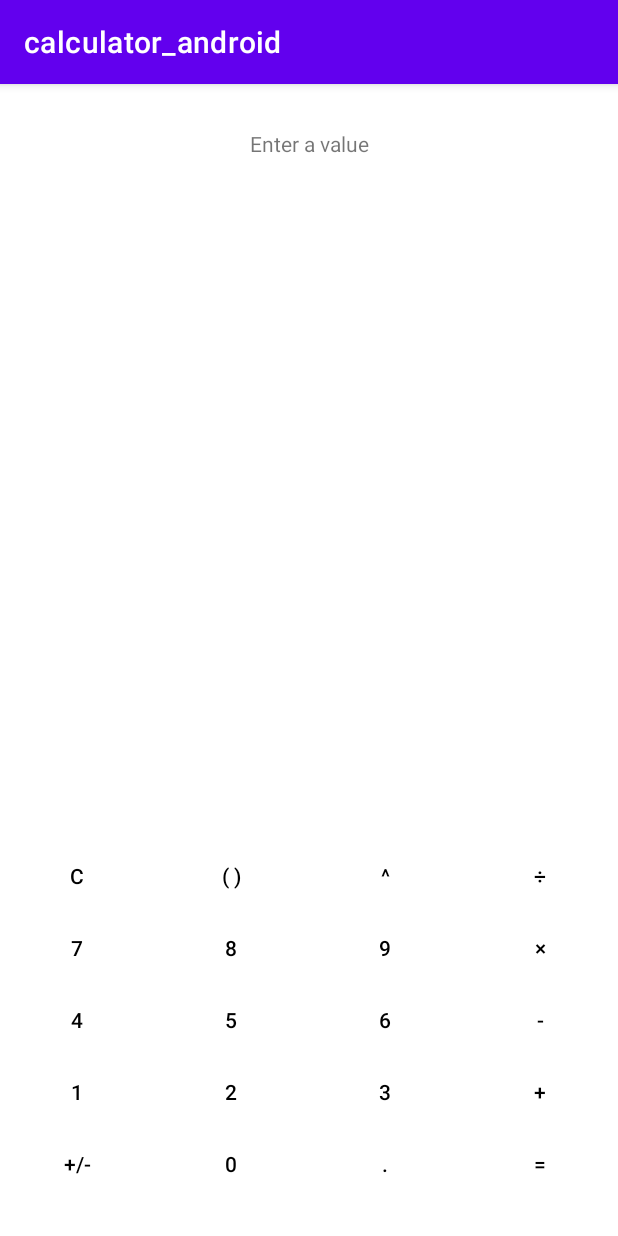
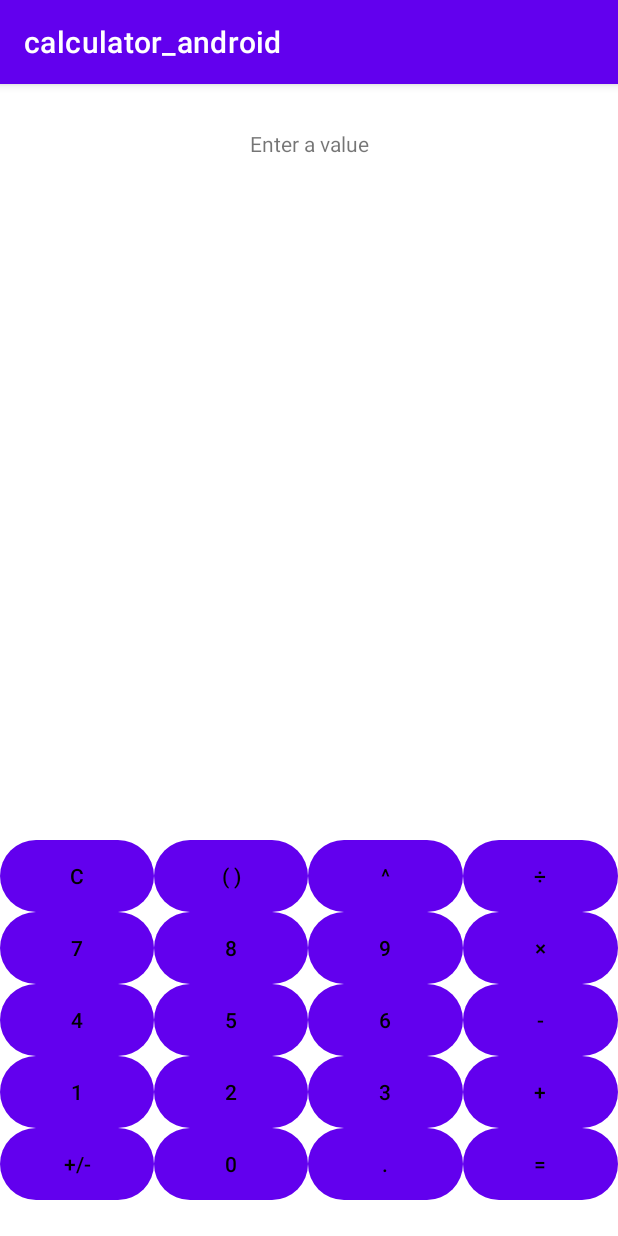
Before and after one commit to shubhamagrawal6/calculator_android, an Android app: the screen it shows after launch (MainActivity), on a phone screen of 412 x 824 dp. Run offline under Robolectric (Android 15) with nearby library versions, the phone set to English and light mode, and no system bars.

Commit message:
button background added

```diff
--- /dev/null
+++ b/app/src/main/res/drawable/circle.xml
@@ -0,0 +1,13 @@
+<?xml version="1.0" encoding="utf-8"?>
+<selector xmlns:android="http://schemas.android.com/apk/res/android">
+
+    <item>
+        <shape android:shape="rectangle">
+            <corners android:radius="1000dp" />
+            <solid android:color="#263238" />
+
+        </shape>
+    </item>
+
+
+</selector>
--- a/app/src/main/res/layout/activity_main.xml
+++ b/app/src/main/res/layout/activity_main.xml
@@ -45,7 +45,8 @@
                 android:layout_width="0dp"
                 android:layout_height="wrap_content"
                 android:layout_weight="1"
-                android:text="@string/clear" />
+                android:text="@string/clear"
+                android:background="@drawable/circle" />
 
             <Button
                 android:id="@+id/parenthesesBTN"
@@ -53,6 +54,7 @@
                 android:layout_width="0dp"
                 android:layout_height="wrap_content"
                 android:layout_weight="1"
+                android:background="@drawable/circle"
                 android:text="@string/parentheses" />
 
             <Button
@@ -61,6 +63,7 @@
                 android:layout_width="0dp"
                 android:layout_height="wrap_content"
                 android:layout_weight="1"
+                android:background="@drawable/circle"
                 android:text="@string/exponent" />
 
             <Button
@@ -69,7 +72,9 @@
                 android:layout_width="0dp"
                 android:layout_height="wrap_content"
                 android:layout_weight="1"
+                android:background="@drawable/circle"
                 android:text="@string/divide" />
+
         </TableRow>
 
         <TableRow
@@ -82,6 +87,7 @@
                 android:layout_width="0dp"
                 android:layout_height="wrap_content"
                 android:layout_weight="1"
+                android:background="@drawable/circle"
                 android:text="@string/seven" />
 
             <Button
@@ -90,6 +96,7 @@
                 android:layout_width="0dp"
                 android:layout_height="wrap_content"
                 android:layout_weight="1"
+                android:background="@drawable/circle"
                 android:text="@string/eight" />
 
             <Button
@@ -98,6 +105,7 @@
                 android:layout_width="0dp"
                 android:layout_height="wrap_content"
                 android:layout_weight="1"
+                android:background="@drawable/circle"
                 android:text="@string/nine" />
 
             <Button
@@ -106,7 +114,9 @@
                 android:layout_width="0dp"
                 android:layout_height="wrap_content"
                 android:layout_weight="1"
+                android:background="@drawable/circle"
                 android:text="@string/multiply" />
+
         </TableRow>
 
         <TableRow
@@ -119,6 +129,7 @@
                 android:layout_width="0dp"
                 android:layout_height="wrap_content"
                 android:layout_weight="1"
+                android:background="@drawable/circle"
                 android:text="@string/four" />
 
             <Button
@@ -127,6 +138,7 @@
                 android:layout_width="0dp"
                 android:layout_height="wrap_content"
                 android:layout_weight="1"
+                android:background="@drawable/circle"
                 android:text="@string/five" />
 
             <Button
@@ -135,6 +147,7 @@
                 android:layout_width="0dp"
                 android:layout_height="wrap_content"
                 android:layout_weight="1"
+                android:background="@drawable/circle"
                 android:text="@string/six" />
 
             <Button
@@ -143,7 +156,9 @@
                 android:layout_width="0dp"
                 android:layout_height="wrap_content"
                 android:layout_weight="1"
+                android:background="@drawable/circle"
                 android:text="@string/subtract" />
+
         </TableRow>
 
         <TableRow
@@ -156,6 +171,7 @@
                 android:layout_width="0dp"
                 android:layout_height="wrap_content"
                 android:layout_weight="1"
+                android:background="@drawable/circle"
                 android:text="@string/one" />
 
             <Button
@@ -164,6 +180,7 @@
                 android:layout_width="0dp"
                 android:layout_height="wrap_content"
                 android:layout_weight="1"
+                android:background="@drawable/circle"
                 android:text="@string/two" />
 
             <Button
@@ -172,6 +189,7 @@
                 android:layout_width="0dp"
                 android:layout_height="wrap_content"
                 android:layout_weight="1"
+                android:background="@drawable/circle"
                 android:text="@string/three" />
 
             <Button
@@ -180,6 +198,7 @@
                 android:layout_width="0dp"
                 android:layout_height="wrap_content"
                 android:layout_weight="1"
+                android:background="@drawable/circle"
                 android:text="@string/add" />
 
         </TableRow>
@@ -194,6 +213,7 @@
                 android:layout_width="0dp"
                 android:layout_height="wrap_content"
                 android:layout_weight="1"
+                android:background="@drawable/circle"
                 android:text="@string/plusMinus" />
 
             <Button
@@ -202,6 +222,7 @@
                 android:layout_width="0dp"
                 android:layout_height="wrap_content"
                 android:layout_weight="1"
+                android:background="@drawable/circle"
                 android:text="@string/zero" />
 
             <Button
@@ -210,6 +231,7 @@
                 android:layout_width="0dp"
                 android:layout_height="wrap_content"
                 android:layout_weight="1"
+                android:background="@drawable/circle"
                 android:text="@string/point" />
 
             <Button
@@ -218,6 +240,7 @@
                 android:layout_width="0dp"
                 android:layout_height="wrap_content"
                 android:layout_weight="1"
+                android:background="@drawable/circle"
                 android:text="@string/equals" />
 
         </TableRow>
```
